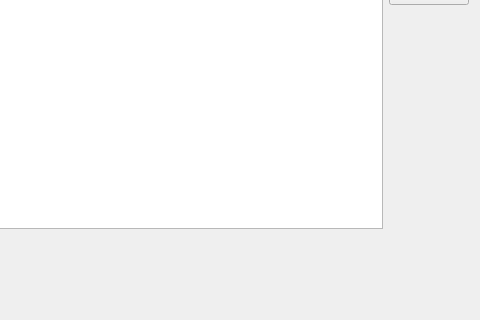
This is pages/pagefeatures.ui in HamedMasafi/confiqt as Qt 5 draws it before an edit; both pictures show x 122 to 602 and y 112 to 432 of the 602 by 432 pixel window. The edited form follows.
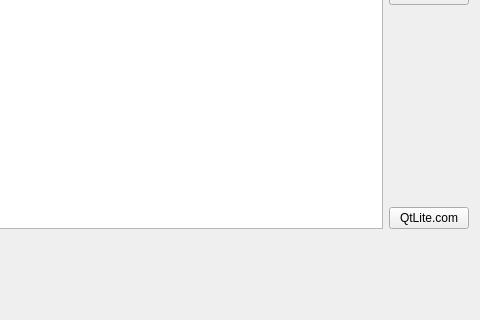
This is the edited form.

Diff of the .ui file:
```diff
--- a/pages/pagefeatures.ui
+++ b/pages/pagefeatures.ui
@@ -93,6 +93,13 @@
          </property>
         </spacer>
        </item>
+       <item>
+        <widget class="QPushButton" name="pushButtonQtLite">
+         <property name="text">
+          <string>QtLite.com</string>
+         </property>
+        </widget>
+       </item>
       </layout>
      </item>
     </layout>
```
